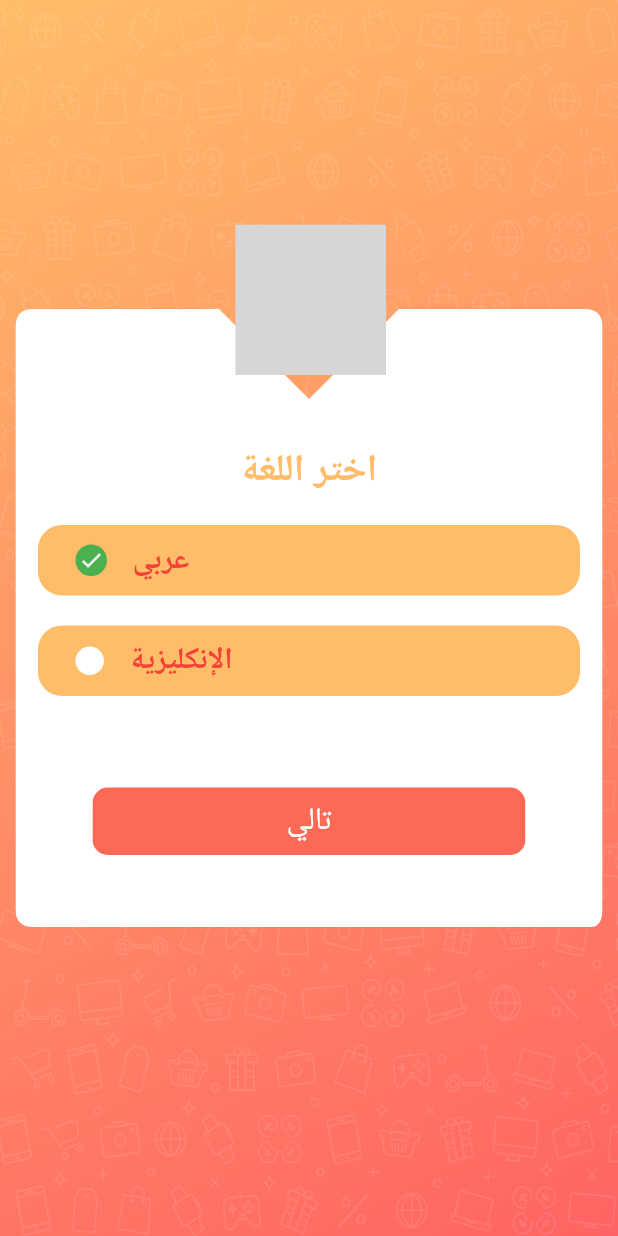
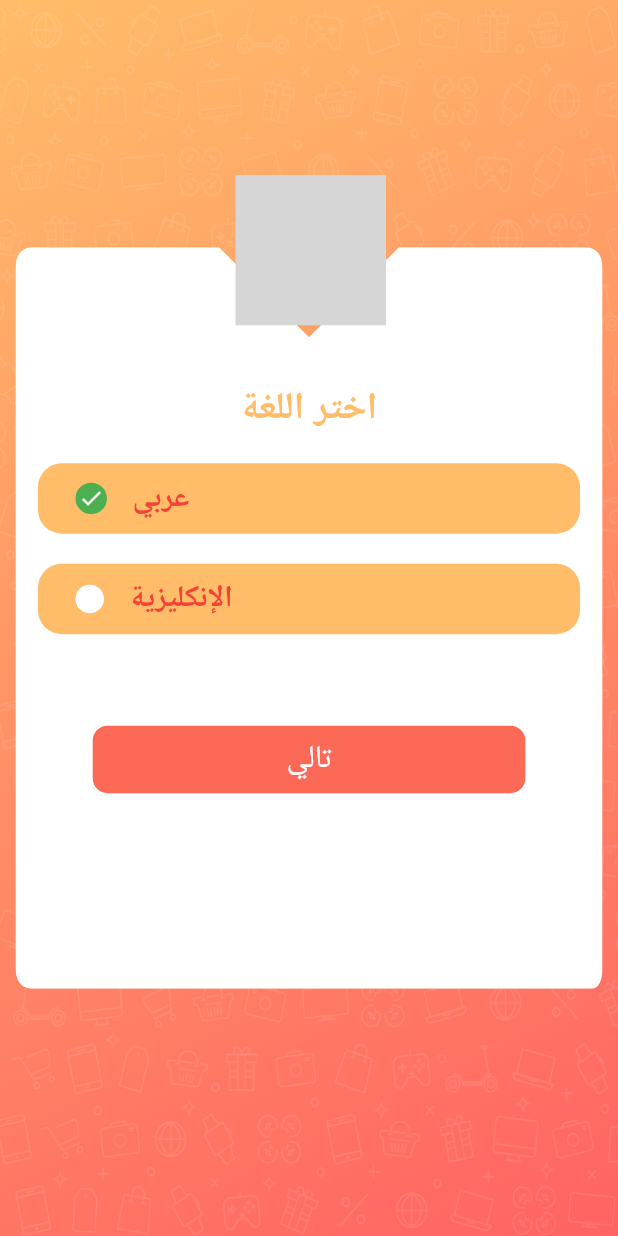
Before and after one commit to Riyasap12/e_shop_dubai, a Flutter app: the screen it shows after launch, on a phone screen of 412 x 824 dp. Run offline on Flutter 3.47's test engine with Material 2 defaults, Android fonts, the phone set to English and light mode, and no system bars; our stand-ins replace connectivity, country_code_picker, file_picker, firebase_auth, firebase_core, firebase_dynamic_links and 21 more; missing offline and left inert: flutter_downloader, flutter_html_to_pdf, flutter_webview_plugin, jaguar_jwt, version; accounts and stored records are empty; project files that could hold a hidden picture were left out; grey boxes are pictures that could not be loaded.

Commit message:
change_language_screen.dart

```diff
--- a/lib/Screen/change_language_screen.dart
+++ b/lib/Screen/change_language_screen.dart
@@ -65,9 +65,9 @@ class _ChangeLanguageState extends State<ChangeLanguage>  with TickerProviderSta
                 child: Container(
                   alignment: Alignment.center,
                   color: Theme.of(context).colorScheme.white,
-                  padding: EdgeInsets.only(
-                      bottom: MediaQuery.of(context).viewInsets.bottom * 0.8),
-                  height: MediaQuery.of(context).size.height * 0.5,
+                  // padding: EdgeInsets.only(
+                  //     bottom: MediaQuery.of(context).viewInsets.bottom * 0.8),
+                  height: MediaQuery.of(context).size.height * 0.6,
                   width: MediaQuery.of(context).size.width * 0.95,
 
                   child: Padding(
@@ -190,7 +190,7 @@ class _ChangeLanguageState extends State<ChangeLanguage>  with TickerProviderSta
               left: (MediaQuery.of(context).size.width / 2) - 49,
               // right: ((MediaQuery.of(context).size.width /2)-55),
 
-              top: (MediaQuery.of(context).size.height * 0.2-15
+              top: (MediaQuery.of(context).size.height * 0.16-15
               ),
               //  bottom: height * 0.1,
               child: SizedBox(
```
Also changed, not shown: 2 other files.
